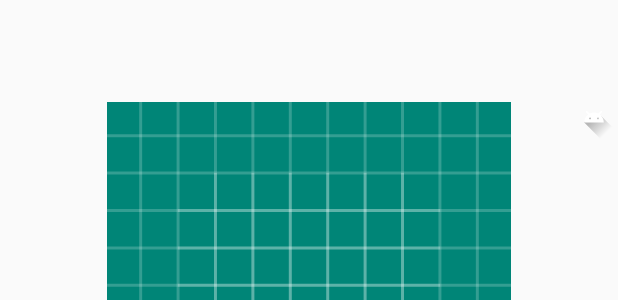
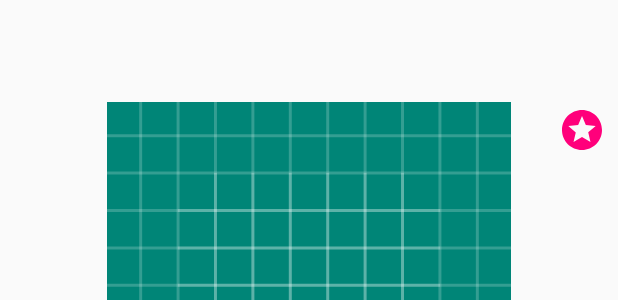
Before and after one commit to naveenpanwar/PopularMovies, an Android app: the layout movie_list_item.xml on its own in the app's theme, with its tools: preview values and no code run, on a phone screen of 412 x 824 dp. Shown: the part 314-614 px from the top of the screen. Run offline under Robolectric (Android 15) with nearby library versions, the phone set to English and light mode, and no system bars.

```diff
--- a/app/src/main/res/layout/movie_list_item.xml
+++ b/app/src/main/res/layout/movie_list_item.xml
@@ -27,6 +27,8 @@
         android:layout_height="32dp"
         app:layout_constraintTop_toTopOf="parent"
         app:layout_constraintRight_toRightOf="parent"
-        tools:src="@drawable/ic_launcher_foreground" />
+        android:layout_marginTop="8dp"
+        android:layout_marginRight="8dp"
+        tools:src="@drawable/ic_stars_pink" />
 
 </androidx.constraintlayout.widget.ConstraintLayout>
```
Also changed, not shown: app/src/main/java/com/example/popularmovies/MoviesAdapter.java (+7 -5 lines), app/src/main/java/com/example/popularmovies/MoviesAdapterViewHolder.java (+5 -4 lines).
